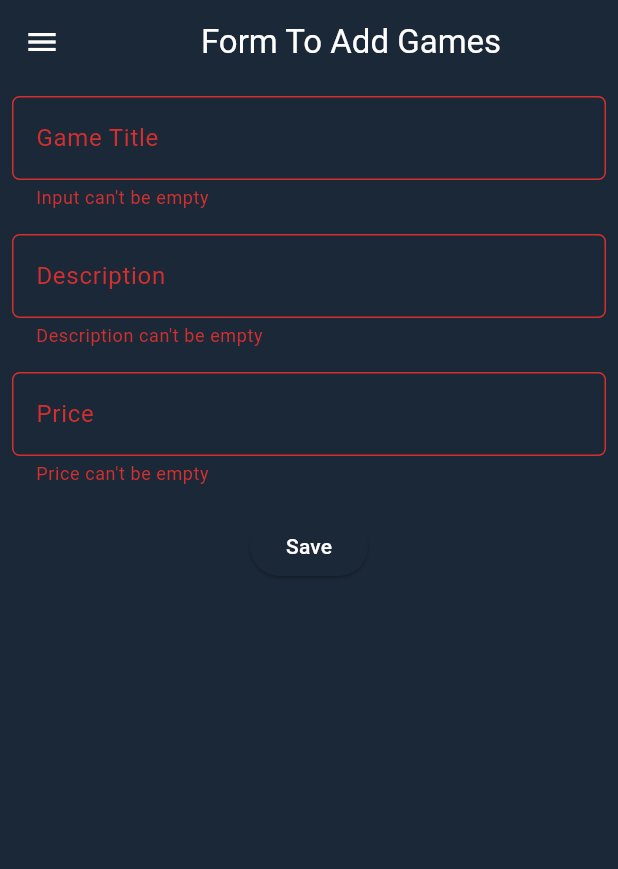
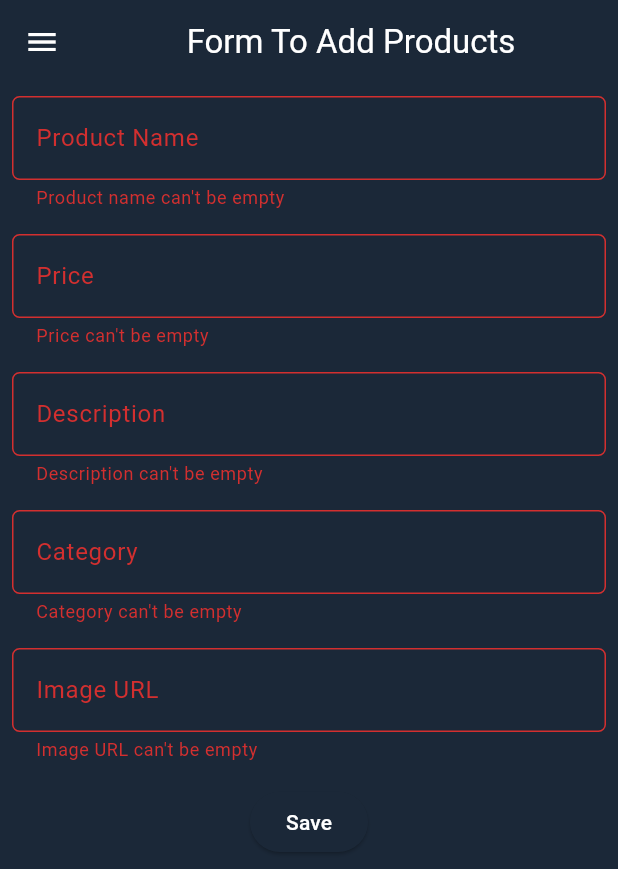
Before and after one commit to F00-fighter/e-commerce-pbp-mobile, a Flutter app: the ProductFormPage screen opened directly, after a tap on "Save", on a phone screen of 412 x 824 dp. Shown: the top 869 px of the screen. Run offline on Flutter 3.47's test engine with Material 3 defaults, Android fonts, the phone set to English and light mode, and no system bars; missing offline and left inert: pbp_django_auth.

Commit message:
tugas 9 99% image masih error tapi udah bisa display apa yang ada di django and product yg di add sama user

```diff
--- a/lib/main.dart
+++ b/lib/main.dart
@@ -1,5 +1,5 @@
+import 'package:e_commerce_mobile_app/screens/login.dart';
 import 'package:flutter/material.dart';
-import 'package:e_commerce_mobile_app/screens/menu.dart';
 import 'package:provider/provider.dart';
 import 'package:pbp_django_auth/pbp_django_auth.dart';
 
@@ -30,7 +30,7 @@ class MyApp extends StatelessWidget {
           ),
           scaffoldBackgroundColor: const Color(0xFF1b2838), // Page background color
         ),
-        home: MyHomePage(),
+        home: const LoginPage(),
       ),
     );
   }
--- a/lib/screens/login.dart
+++ b/lib/screens/login.dart
@@ -104,7 +104,7 @@ class _LoginPageState extends State<LoginPage> {
                       // Untuk menyambungkan Android emulator dengan Django pada localhost,
                       // gunakan URL http://10.0.2.2/
                       final response = await request
-                          .login("http://10.0.2.2/auth/login/", {
+                          .login("http://127.0.0.1:8000/auth/login/", {
                         'username': username,
                         'password': password,
                       });
--- a/lib/screens/product_form.dart
+++ b/lib/screens/product_form.dart
@@ -1,5 +1,9 @@
+import 'package:e_commerce_mobile_app/screens/menu.dart';
 import 'package:flutter/material.dart';
 import 'package:e_commerce_mobile_app/widgets/drawer.dart';
+import 'package:pbp_django_auth/pbp_django_auth.dart';
+import 'package:provider/provider.dart';
+import 'dart:convert';
 
 class ProductFormPage extends StatefulWidget {
   const ProductFormPage({super.key});
@@ -10,17 +14,22 @@ class ProductFormPage extends StatefulWidget {
 
 class _ProductFormPageState extends State<ProductFormPage> {
   final _formKey = GlobalKey<FormState>();
-  String _title = "";
-	String _description = "";
-	int _price = 0;
+  int _user = 0; // Assuming user ID is stored as an integer and managed elsewhere
+  String _name = "";
+  int _price = 0;
+  String _description = "";
+  String _category = "";
+  String _image = "";
 
   @override
   Widget build(BuildContext context) {
+    final request = context.watch<CookieRequest>();
+
     return Scaffold(
       appBar: AppBar(
         title: const Center(
           child: Text(
-            'Form To Add Games',
+            'Form To Add Products',
           ),
         ),
         backgroundColor: Theme.of(context).colorScheme.primary,
@@ -33,29 +42,59 @@ class _ProductFormPageState extends State<ProductFormPage> {
           child: Column(
             crossAxisAlignment: CrossAxisAlignment.start,
             children: [
+              // Name Field
               Padding(
                 padding: const EdgeInsets.all(8.0),
                 child: TextFormField(
                   decoration: InputDecoration(
-                    hintText: "Game Title",
-                    labelText: "Game Title",
+                    hintText: "Product Name",
+                    labelText: "Product Name",
                     border: OutlineInputBorder(
                       borderRadius: BorderRadius.circular(5.0),
                     ),
                   ),
                   onChanged: (String? value) {
                     setState(() {
-                      _title = value!;
+                      _name = value!;
                     });
                   },
                   validator: (String? value) {
                     if (value == null || value.isEmpty) {
-                      return "Input can't be empty";
+                      return "Product name can't be empty";
                     }
                     return null;
                   },
                 ),
               ),
+              // Price Field
+              Padding(
+                padding: const EdgeInsets.all(8.0),
+                child: TextFormField(
+                  decoration: InputDecoration(
+                    hintText: "Price",
+                    labelText: "Price",
+                    border: OutlineInputBorder(
+                      borderRadius: BorderRadius.circular(5.0),
+                    ),
+                  ),
+                  keyboardType: TextInputType.number,
+                  onChanged: (String? value) {
+                    setState(() {
+                      _price = int.tryParse(value!) ?? 0;
+                    });
+                  },
+                  validator: (String? value) {
+                    if (value == null || value.isEmpty) {
+                      return "Price can't be empty";
+                    }
+                    if (int.tryParse(value) == null) {
+                      return "Price has to be an integer";
+                    }
+                    return null;
+                  },
+                ),
+              ),
+              // Description Field
               Padding(
                 padding: const EdgeInsets.all(8.0),
                 child: TextFormField(
@@ -79,70 +118,96 @@ class _ProductFormPageState extends State<ProductFormPage> {
                   },
                 ),
               ),
+              // Category Field
               Padding(
                 padding: const EdgeInsets.all(8.0),
                 child: TextFormField(
                   decoration: InputDecoration(
-                    hintText: "Price",
-                    labelText: "Price",
+                    hintText: "Category",
+                    labelText: "Category",
                     border: OutlineInputBorder(
                       borderRadius: BorderRadius.circular(5.0),
                     ),
                   ),
                   onChanged: (String? value) {
                     setState(() {
-                      _price = int.tryParse(value!) ?? 0;
+                      _category = value!;
                     });
                   },
                   validator: (String? value) {
                     if (value == null || value.isEmpty) {
-                      return "Price can't be empty";
-                    }
-                    if (int.tryParse(value) == null) {
-                      return "Price has to be an Integer";
+                      return "Category can't be empty";
                     }
                     return null;
                   },
                 ),
               ),
+              // Image URL Field
+              Padding(
+                padding: const EdgeInsets.all(8.0),
+                child: TextFormField(
+                  decoration: InputDecoration(
+                    hintText: "Image URL",
+                    labelText: "Image URL",
+                    border: OutlineInputBorder(
+                      borderRadius: BorderRadius.circular(5.0),
+                    ),
+                  ),
+                  onChanged: (String? value) {
+                    setState(() {
+                      _image = value!;
+                    });
+                  },
+                  validator: (String? value) {
+                    if (value == null || value.isEmpty) {
+                      return "Image URL can't be empty";
+                    }
+                    return null;
+                  },
+                ),
+              ),
+              // Submit Button
               Align(
                 alignment: Alignment.bottomCenter,
                 child: Padding(
                   padding: const EdgeInsets.all(8.0),
                   child: ElevatedButton(
                     style: ButtonStyle(
-                      backgroundColor: WidgetStateProperty.all(
+                      backgroundColor: MaterialStateProperty.all(
                           Theme.of(context).colorScheme.primary),
                     ),
-                    onPressed: () {
+                    onPressed: () async {
                       if (_formKey.currentState!.validate()) {
-                        showDialog(
-                          context: context,
-                          builder: (context) {
-                            return AlertDialog(
-                              title: const Text('Game succesfullt added'),
-                              content: SingleChildScrollView(
-                                child: Column(
-                                  crossAxisAlignment: CrossAxisAlignment.start,
-                                  children: [
-                                    Text('Game Title: $_title'),
-                                    Text('Description: $_description'),
-                                    Text('Price: $_price ')
-                                  ],
-                                ),
-                              ),
-                              actions: [
-                                TextButton(
-                                  child: const Text('OK'),
-                                  onPressed: () {
-                                    Navigator.pop(context);
-                                    _formKey.currentState!.reset();
-                                  },
-                                ),
-                              ],
+                        // Send data to Django backend and await response
+                        final response = await request.postJson(
+                          "http://127.0.0.1:8000/create-flutter/",
+                          jsonEncode(<String, dynamic>{
+                            'user': _user.toString(), // Include user if needed
+                            'name': _name,
+                            'price': _price.toString(),
+                            'description': _description,
+                            'category': _category,
+                            'image': _image,
+                          }),
+                        );
+                        if (context.mounted) {
+                          if (response['status'] == 'success') {
+                            ScaffoldMessenger.of(context)
+                                .showSnackBar(const SnackBar(
+                              content: Text("Product successfully added!"),
+                            ));
+                            Navigator.pushReplacement(
+                              context,
+                              MaterialPageRoute(
+                                  builder: (context) => MyHomePage()),
                             );
-                          },
-                        );
+                          } else {
+                            ScaffoldMessenger.of(context)
+                                .showSnackBar(const SnackBar(
+                              content: Text("An error occurred, please try again."),
+                            ));
+                          }
+                        }
                       }
                     },
                     child: const Text(
@@ -153,7 +218,7 @@ class _ProductFormPageState extends State<ProductFormPage> {
                 ),
               ),
             ],
-          )
+          ),
         ),
       ),
     );
--- a/lib/screens/register.dart
+++ b/lib/screens/register.dart
@@ -120,7 +120,7 @@ class _RegisterPageState extends State<RegisterPage> {
                       // Untuk menyambungkan Android emulator dengan Django pada localhost,
                       // gunakan URL http://10.0.2.2/
                       final response = await request.postJson(
-                          "http://10.0.2.2/auth/register/",
+                          "http://127.0.0.1:8000/auth/register/",
                           jsonEncode({
                             "username": username,
                             "password1": password1,
```
Also changed, not shown: lib/screens/list_product.dart (+33 -19 lines), lib/widgets/product_card.dart (+29 -1 lines).
